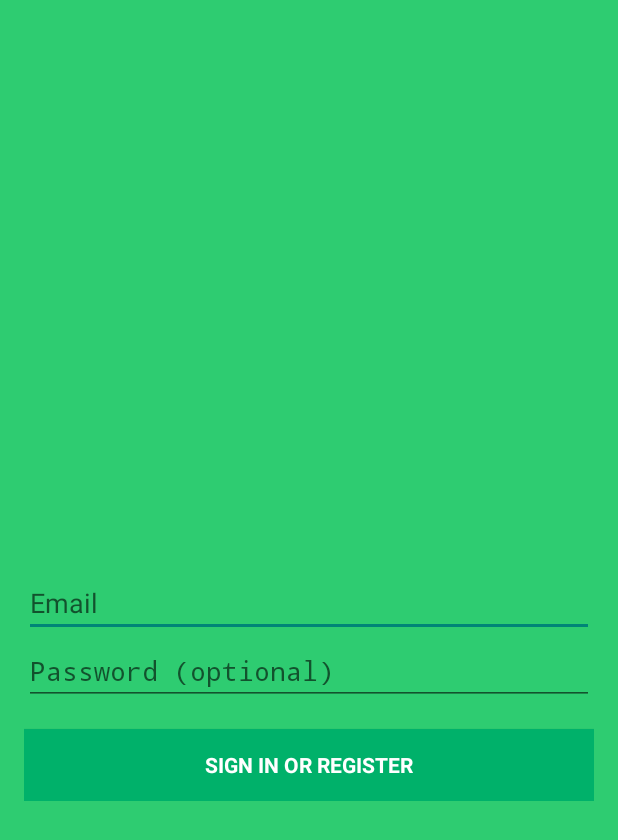
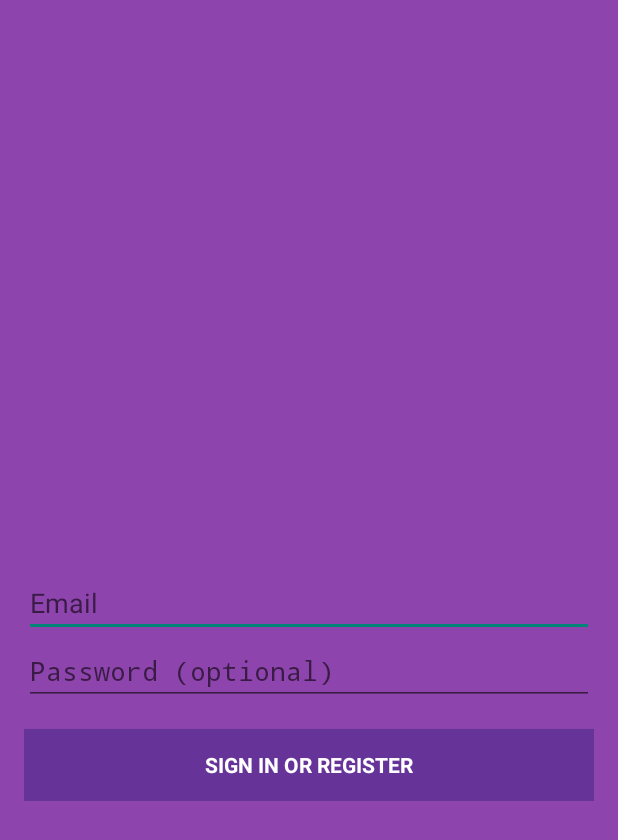
Before and after one commit to Yifei-Li/FitChallenge, an Android app: the screen it shows after launch (LoginActivity), on a phone screen of 412 x 824 dp. Shown: the top 840 px of the screen. Run offline under Robolectric (Android 15) with nearby library versions, the phone set to English and light mode, and no system bars; 2 statements that could not run were skipped.

Commit message:
Changed some colours

```diff
--- a/app/src/main/res/layout/activity_login.xml
+++ b/app/src/main/res/layout/activity_login.xml
@@ -5,7 +5,8 @@
     android:paddingLeft="@dimen/activity_horizontal_margin"
     android:paddingRight="@dimen/activity_horizontal_margin"
     android:paddingTop="@dimen/activity_vertical_margin" tools:context=".LoginActivity"
-    android:background="#2ECC71">
+    android:background="#8E44AD"
+    >
 
     <!-- Login progress -->
     <ProgressBar android:id="@+id/login_progress" style="?android:attr/progressBarStyleLarge"
@@ -38,7 +39,7 @@
                 android:layout_width="match_parent" android:layout_height="wrap_content"
                 android:layout_marginTop="16dp" android:text="@string/action_sign_in"
                 android:textStyle="bold"
-                android:background="#00B16A"
+                android:background="#663399"
                 android:textColor="#FFFFFF" />
 
         </LinearLayout>
--- a/app/src/main/res/values/strings_activity_login.xml
+++ b/app/src/main/res/values/strings_activity_login.xml
@@ -10,4 +10,5 @@
     <string name="error_invalid_password">This password is too short</string>
     <string name="error_incorrect_password">This password is incorrect</string>
     <string name="error_field_required">This field is required</string>
+    <color name="white">#FFFFFF</color>
 </resources>
```
